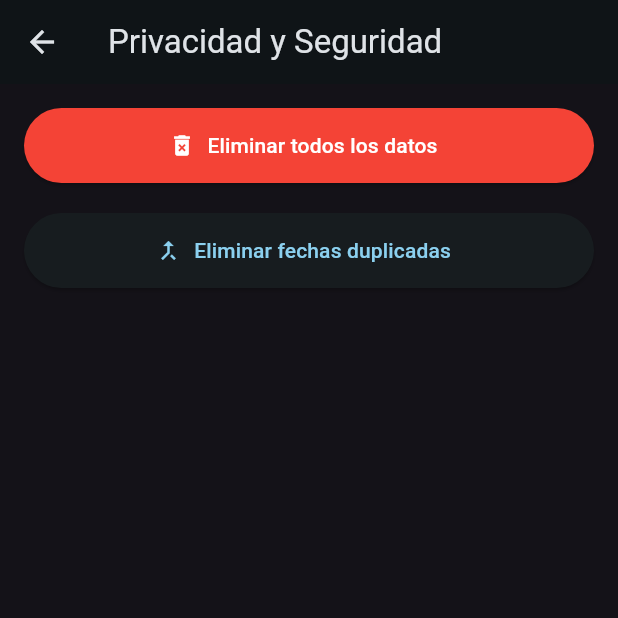
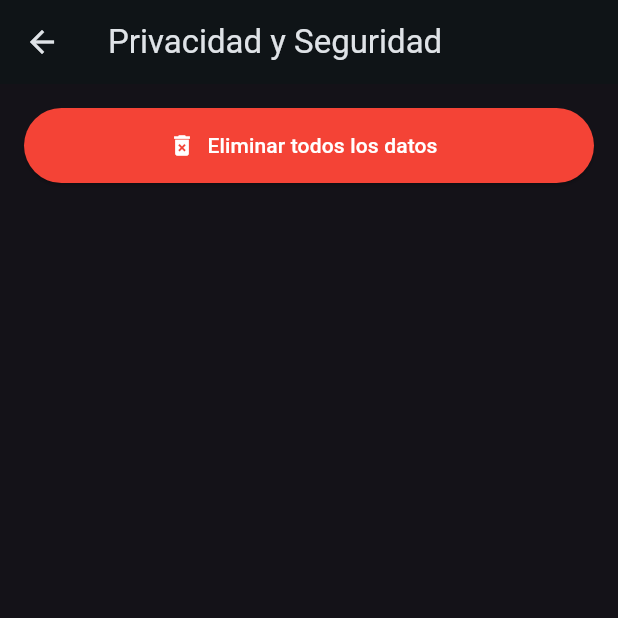
Before and after one commit to davidfvaquero/mood_tracker, a Flutter app: the screen it shows after launch, item 4 of the bottom bar chosen, after a tap on "Privacidad y Seguridad", on a phone screen of 412 x 824 dp, the top half of it. Run offline on Flutter 3.47's test engine with Material 3 defaults, Android fonts, the phone set to English and light mode, and no system bars; our stand-ins replace fl_chart, hive, hive_flutter, shared_preferences; accounts and stored records are empty.

Commit message:
[CLEANING] Minor fixes and icons added

```diff
--- a/lib/screens/mood_rating_screen.dart
+++ b/lib/screens/mood_rating_screen.dart
@@ -23,7 +23,8 @@ class _MoodRatingScreenState extends State<MoodRatingScreen> {
     if (existingEntry != null) {
       final confirm = await showDialog<bool>(
         context: context,
-        builder: (context) => AlertDialog(
+        builder:
+            (context) => AlertDialog(
               title: const Text('Entrada existente'),
               content: const Text(
                 'Ya tienes una puntuación para hoy. ¿Sobrescribir?',
@@ -96,8 +97,11 @@ class _MoodRatingScreenState extends State<MoodRatingScreen> {
                   const Row(
                     mainAxisAlignment: MainAxisAlignment.spaceBetween,
                     children: [
-                      Text('1'),
-                      Text('10'),
+                      Icon(
+                        Icons.sentiment_very_dissatisfied,
+                        color: Colors.red,
+                      ),
+                      Icon(Icons.sentiment_very_satisfied, color: Colors.green),
                     ],
                   ),
                 ],
--- a/lib/screens/privacy_security_screen.dart
+++ b/lib/screens/privacy_security_screen.dart
@@ -63,23 +63,6 @@ class PrivacySecurityScreen extends StatelessWidget {
                     },
                   ),
                   const SizedBox(height: 20),
-                  ElevatedButton.icon(
-                    icon: const Icon(Icons.merge_type),
-                    label: const Text('Eliminar fechas duplicadas'),
-                    style: ElevatedButton.styleFrom(
-                      minimumSize: const Size(double.infinity, 50),
-                    ),
-                    onPressed: () async {
-                      await moodStorage.deleteDuplicates();
-                      if (context.mounted) {
-                        ScaffoldMessenger.of(context).showSnackBar(
-                          const SnackBar(
-                            content: Text('Fechas duplicadas eliminadas'),
-                          ),
-                        );
-                      }
-                    },
-                  ),
                 ],
               ),
             ),
--- a/lib/screens/settings_screen.dart
+++ b/lib/screens/settings_screen.dart
@@ -12,13 +12,9 @@ class SettingsScreen extends StatelessWidget {
       appBar: AppBar(title: const Text('Ajustes')),
       body: ListView(
         children: [
-          SwitchListTile(
-            title: const Text('Notificaciones'),
-            value: true,
-            onChanged: (value) {}, // TODO: Implementar lógica
-          ),
           Consumer<ThemeNotifier>(
-            builder: (context, theme, child) => SwitchListTile(
+            builder:
+                (context, theme, child) => SwitchListTile(
                   title: const Text('Modo Oscuro'),
                   secondary: const Icon(Icons.dark_mode),
                   value: theme.isDarkMode,
@@ -28,7 +24,8 @@ class SettingsScreen extends StatelessWidget {
           ListTile(
             leading: const Icon(Icons.security),
             title: const Text('Privacidad y Seguridad'),
-            onTap: () => Navigator.push(
+            onTap:
+                () => Navigator.push(
                   context,
                   MaterialPageRoute(
                     builder: (context) => const PrivacySecurityScreen(),
```
Lines whose indentation alone changed are shown as unchanged.
